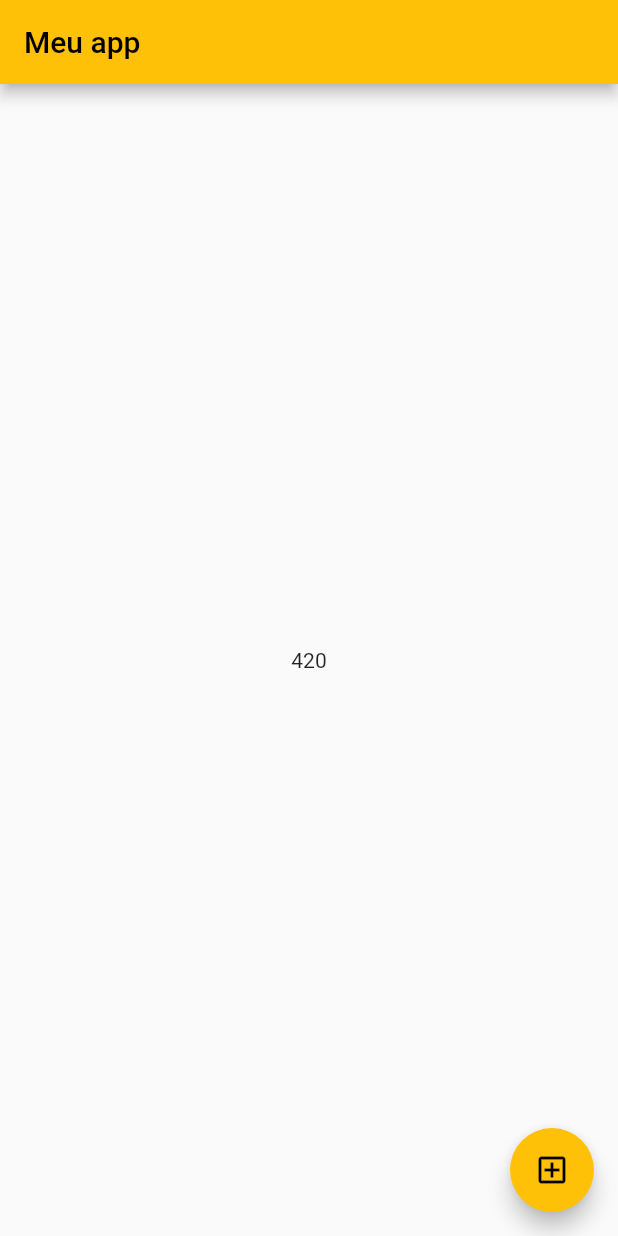
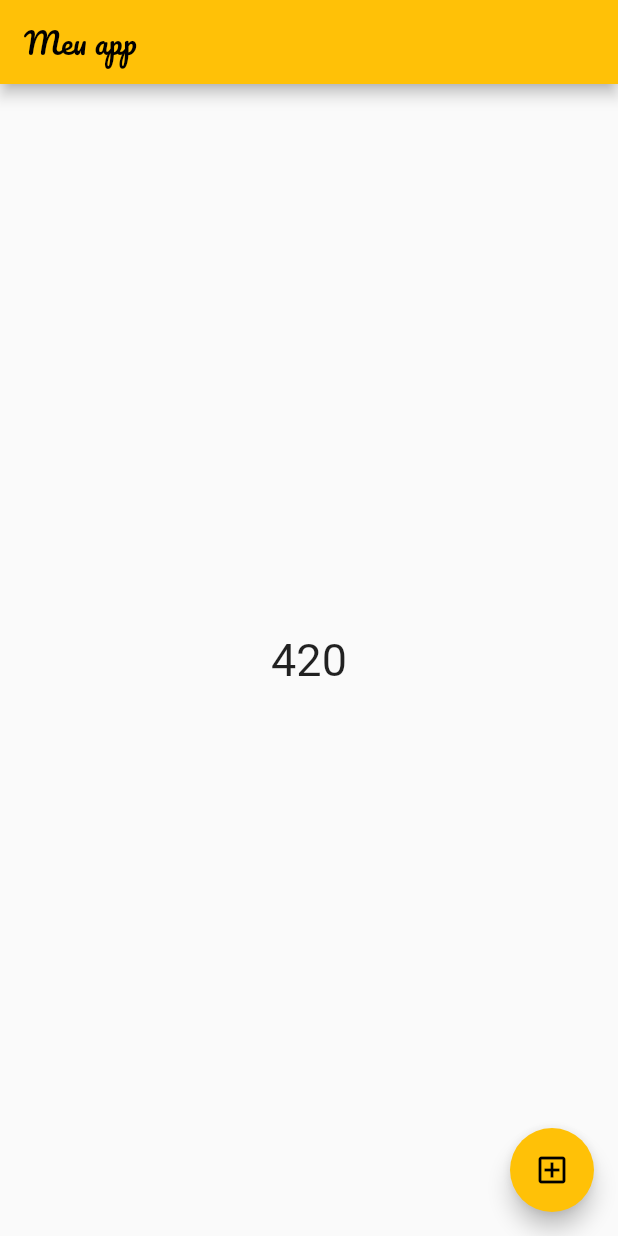
Before and after one commit to PedroHenriquebc/flutter-fundamentals, a Flutter app: the screen it shows after launch, after a tap on the "add box" icon, on a phone screen of 412 x 824 dp. Run offline on Flutter 3.47's test engine with Material 2 defaults, Android fonts, the phone set to English and light mode, and no system bars; our stand-ins replace google_fonts; Roboto replaces fonts that are missing (Acme).

Commit message:
feat: Altera e instala fontes

```diff
--- a/lib/main.dart
+++ b/lib/main.dart
@@ -1,8 +1,5 @@
-import 'dart:math';
-
 import 'package:flutter/material.dart';
 import 'package:trilhaapp/my_app.dart';
-import 'package:trilhaapp/pages/home_page.dart';
 
 void main() {
   runApp(const MyApp());
--- a/lib/my_app.dart
+++ b/lib/my_app.dart
@@ -1,4 +1,5 @@
 import 'package:flutter/material.dart';
+import 'package:google_fonts/google_fonts.dart';
 import 'package:trilhaapp/pages/home_page.dart';
 
 class MyApp extends StatelessWidget {
@@ -7,7 +8,10 @@ class MyApp extends StatelessWidget {
   @override
   Widget build(BuildContext context) {
     return MaterialApp(
-      theme: ThemeData(primarySwatch: Colors.amber),
+      theme: ThemeData(
+        primarySwatch: Colors.amber,
+        textTheme: GoogleFonts.pacificoTextTheme(),
+      ),
       home: const HomePage(),
     );
   }
--- a/lib/pages/home_page.dart
+++ b/lib/pages/home_page.dart
@@ -1,6 +1,5 @@
-import 'dart:math';
-
 import 'package:flutter/material.dart';
+import 'package:google_fonts/google_fonts.dart';
 import 'package:trilhaapp/service/gerador_numero_aleatorio_service.dart';
 
 class HomePage extends StatefulWidget {
@@ -17,17 +16,26 @@ class _HomePageState extends State<HomePage> {
   Widget build(BuildContext context) {
     return Scaffold(
       appBar: AppBar(
-        title: const Text("Meu app"),
+        title: const Text(
+          "Meu app",
+          // DEFINE MANUALMENTE O TIPO DA FONTE, TAMANHO, etc.
+          //style: GoogleFonts.pacifico(),
+        ),
       ),
-      body: Center(child: Text(numeroGerado.toString())),
-      floatingActionButton: FloatingActionButton (
-        child: const Icon(Icons.add_box_outlined),
-        onPressed: () {
-          setState(() {
-            numeroGerado = GeradorNumeroAleatorioService.gerarNumAleatorio(1000);
-          });
-        }
-      ),
+      body: Center(
+          child: Text(
+        numeroGerado.toString(),
+        // DEFINE MANUALMENTE O TIPO DA FONTE, TAMANHO, etc.
+        style: GoogleFonts.acme(fontSize: 30),
+      )),
+      floatingActionButton: FloatingActionButton(
+          child: const Icon(Icons.add_box_outlined),
+          onPressed: () {
+            setState(() {
+              numeroGerado =
+                  GeradorNumeroAleatorioService.gerarNumAleatorio(1000);
+            });
+          }),
     );
   }
 }
```
